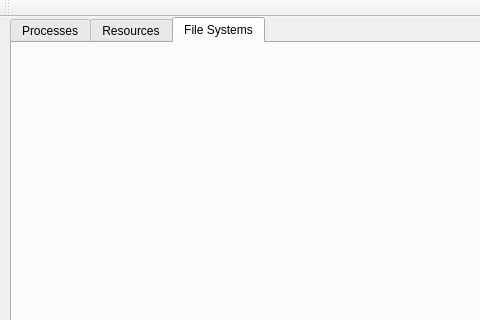
This is mainwindow.ui in stoic1979/QtSysMonitor as Qt 5 draws it before an edit; both pictures show x 0 to 480 and y 0 to 320 of the 886 by 553 pixel window. The edited form follows.
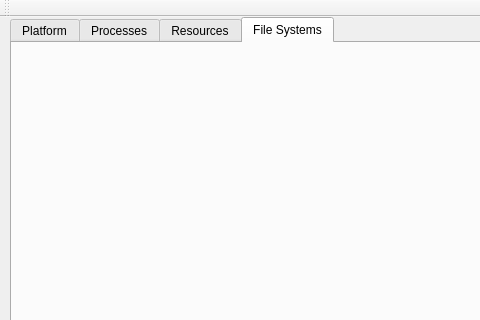
This is the edited form. The open tabs and pages were chosen to show the change.

Commit message: tab to show platform info

```diff
--- a/mainwindow.ui
+++ b/mainwindow.ui
@@ -26,6 +26,14 @@
     <property name="currentIndex">
      <number>2</number>
     </property>
+    <widget class="QWidget" name="tabPlatform">
+     <attribute name="title">
+      <string>Platform</string>
+     </attribute>
+     <attribute name="toolTip">
+      <string>Show information about OS etc..</string>
+     </attribute>
+    </widget>
     <widget class="QWidget" name="tabProcesses">
      <attribute name="title">
       <string>Processes</string>
```
Left out of the diff: 2 changed lines with no effect on the pictures.
